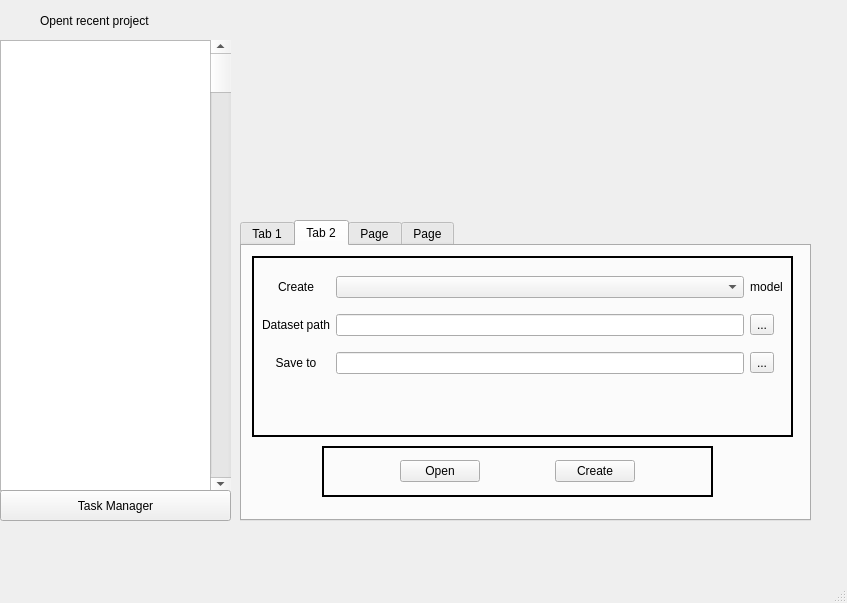
Before: the Qt Designer form Forms/Parents/Designer_gui/StartPage_GUI.ui in RinnetenseiQ/NN_Family_Creater_PythonQt, drawn with Qt 5.
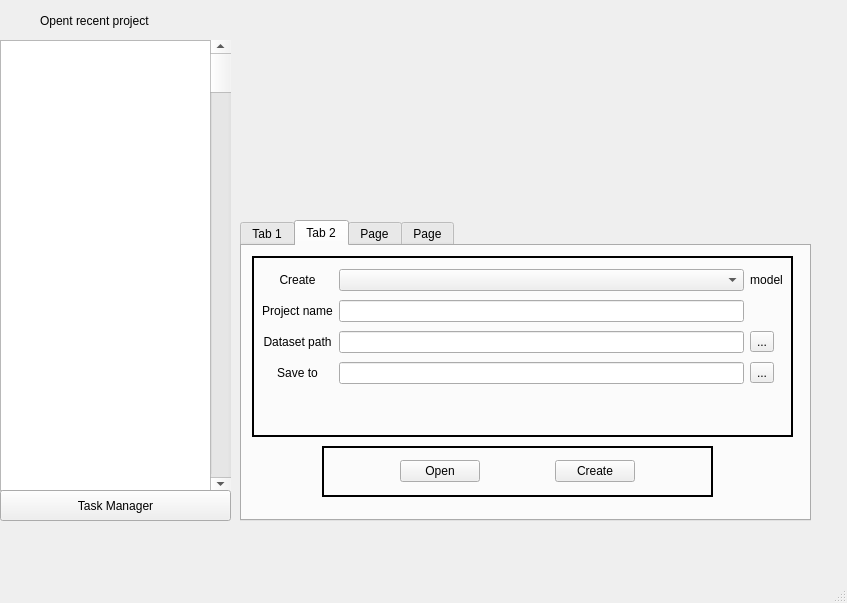
After: the same form once the commit is applied. The open tabs and pages were chosen to show the change.

Commit message:
changes: - reformat start page - added video capture window for predicting - added Static_models.py (ResNet50V2)
- bug list:
   #1 - filters mutation
   #2 - plot showing epoch -1  #fixed
   #3 - neurons numb can be less than numb of classes, also can be as #1
   #4 - GPU computation #fixed
   #5 - ax2, ax3 plotting is questionably #fixed
   #6 - widgets moves out #fixed

What changed in the file:
```diff
--- a/Forms/Parents/Designer_gui/StartPage_GUI.ui
+++ b/Forms/Parents/Designer_gui/StartPage_GUI.ui
@@ -285,7 +285,7 @@
           </property>
          </widget>
         </item>
-        <item row="2" column="0">
+        <item row="3" column="0">
          <widget class="QLabel" name="label_11">
           <property name="text">
            <string>Save to</string>
@@ -295,7 +295,7 @@
           </property>
          </widget>
         </item>
-        <item row="1" column="2">
+        <item row="2" column="2">
          <widget class="QToolButton" name="dataset_path_TB">
           <property name="layoutDirection">
            <enum>Qt::LeftToRight</enum>
@@ -318,7 +318,7 @@
           </property>
          </widget>
         </item>
-        <item row="1" column="0">
+        <item row="2" column="0">
          <widget class="QLabel" name="label_10">
           <property name="text">
            <string>Dataset path</string>
@@ -328,22 +328,35 @@
           </property>
          </widget>
         </item>
-        <item row="2" column="2">
+        <item row="3" column="2">
          <widget class="QToolButton" name="saveTo_TB">
           <property name="text">
            <string>...</string>
           </property>
          </widget>
         </item>
-        <item row="2" column="1">
+        <item row="3" column="1">
          <widget class="QLineEdit" name="saveTo_path_LE"/>
         </item>
         <item row="0" column="1">
          <widget class="QComboBox" name="app_model_CB"/>
         </item>
-        <item row="1" column="1">
+        <item row="2" column="1">
          <widget class="QLineEdit" name="app_dataset_path_LE"/>
         </item>
+        <item row="1" column="0">
+         <widget class="QLabel" name="label_15">
+          <property name="text">
+           <string>Project name</string>
+          </property>
+          <property name="alignment">
+           <set>Qt::AlignCenter</set>
+          </property>
+         </widget>
+        </item>
+        <item row="1" column="1">
+         <widget class="QLineEdit" name="app_project_name_LE"/>
+        </item>
        </layout>
       </widget>
      </widget>
```
Left out of the diff: 4 changed lines with no effect on the pictures. The commit also changes 6 other files.
